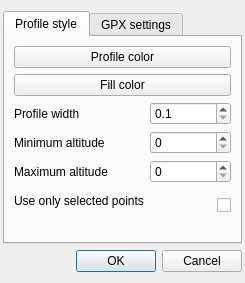
salsergey/gpxviewer, file ui/settingsdialog.ui: the form before one commit.
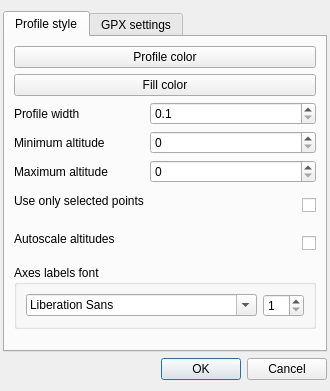
The form after the commit. Custom widgets are drawn as their Qt base class.

Commit message: Another large update: * Ported PlotCanvas from matplotlib to qcustomplot. * Added settings to change axes font. * Added possibility to always scale altitudes automatically when plotting a profile. * Icons updated again. * Added changelog file.

Patch:
```diff
--- a/ui/settingsdialog.ui
+++ b/ui/settingsdialog.ui
@@ -45,7 +45,7 @@
           <set>Qt::AlignLeading|Qt::AlignLeft|Qt::AlignVCenter</set>
          </property>
          <property name="formAlignment">
-          <set>Qt::AlignRight|Qt::AlignTrailing|Qt::AlignVCenter</set>
+          <set>Qt::AlignRight|Qt::AlignTop|Qt::AlignTrailing</set>
          </property>
          <item row="0" column="0">
           <widget class="QLabel" name="label_1">
@@ -74,7 +74,7 @@
           </widget>
          </item>
          <item row="1" column="0">
-          <widget class="QLabel" name="label_2">
+          <widget class="QLabel" name="label_3">
            <property name="text">
             <string>Minimum altitude</string>
            </property>
@@ -97,7 +97,7 @@
           </widget>
          </item>
          <item row="2" column="0">
-          <widget class="QLabel" name="label_3">
+          <widget class="QLabel" name="label_4">
            <property name="text">
             <string>Maximum altitude</string>
            </property>
@@ -120,7 +120,10 @@
           </widget>
          </item>
          <item row="3" column="0">
-          <widget class="QLabel" name="label_4">
+          <widget class="QLabel" name="label_5">
+           <property name="toolTip">
+            <string>Plot profiles taking into account only selected points and tracks</string>
+           </property>
            <property name="text">
             <string>Use only selected points</string>
            </property>
@@ -148,8 +151,68 @@
            </property>
           </widget>
          </item>
+         <item row="4" column="0">
+          <widget class="QLabel" name="label_6">
+           <property name="toolTip">
+            <string>Automatically scale minimum/maximum altitudes when plotting profile</string>
+           </property>
+           <property name="text">
+            <string>Autoscale altitudes</string>
+           </property>
+          </widget>
+         </item>
+         <item row="4" column="1">
+          <widget class="QCheckBox" name="autoscaleAltitudesCheckBox">
+           <property name="sizePolicy">
+            <sizepolicy hsizetype="MinimumExpanding" vsizetype="Fixed">
+             <horstretch>0</horstretch>
+             <verstretch>0</verstretch>
+            </sizepolicy>
+           </property>
+           <property name="minimumSize">
+            <size>
+             <width>0</width>
+             <height>32</height>
+            </size>
+           </property>
+           <property name="toolTip">
+            <string>Automatically scale minimum/maximum altitudes when plotting profile</string>
+           </property>
+           <property name="layoutDirection">
+            <enum>Qt::RightToLeft</enum>
+           </property>
+          </widget>
+         </item>
         </layout>
        </item>
+       <item>
+        <widget class="QGroupBox" name="groupBox_2">
+         <property name="title">
+          <string>Axes labels font</string>
+         </property>
+         <layout class="QHBoxLayout" name="horizontalLayout_2">
+          <item>
+           <widget class="QFontComboBox" name="fontFamilyBox"/>
+          </item>
+          <item>
+           <widget class="QSpinBox" name="fontSizeSpinBox">
+            <property name="sizePolicy">
+             <sizepolicy hsizetype="MinimumExpanding" vsizetype="Fixed">
+              <horstretch>0</horstretch>
+              <verstretch>0</verstretch>
+             </sizepolicy>
+            </property>
+            <property name="toolTip">
+             <string>Font size</string>
+            </property>
+            <property name="minimum">
+             <number>1</number>
+            </property>
+           </widget>
+          </item>
+         </layout>
+        </widget>
+       </item>
        <item>
         <spacer name="verticalSpacer">
          <property name="orientation">
@@ -208,7 +271,10 @@
           </widget>
          </item>
          <item row="1" column="0">
-          <widget class="QLabel" name="label_6">
+          <widget class="QLabel" name="label_8">
+           <property name="toolTip">
+            <string>The difference between your time zone and UTC (used in GPX-files)</string>
+           </property>
            <property name="text">
             <string>Time zone offset</string>
            </property>
```
Left out of the diff: 10 changed lines with no effect on the pictures. The commit also changes 22 other files.
